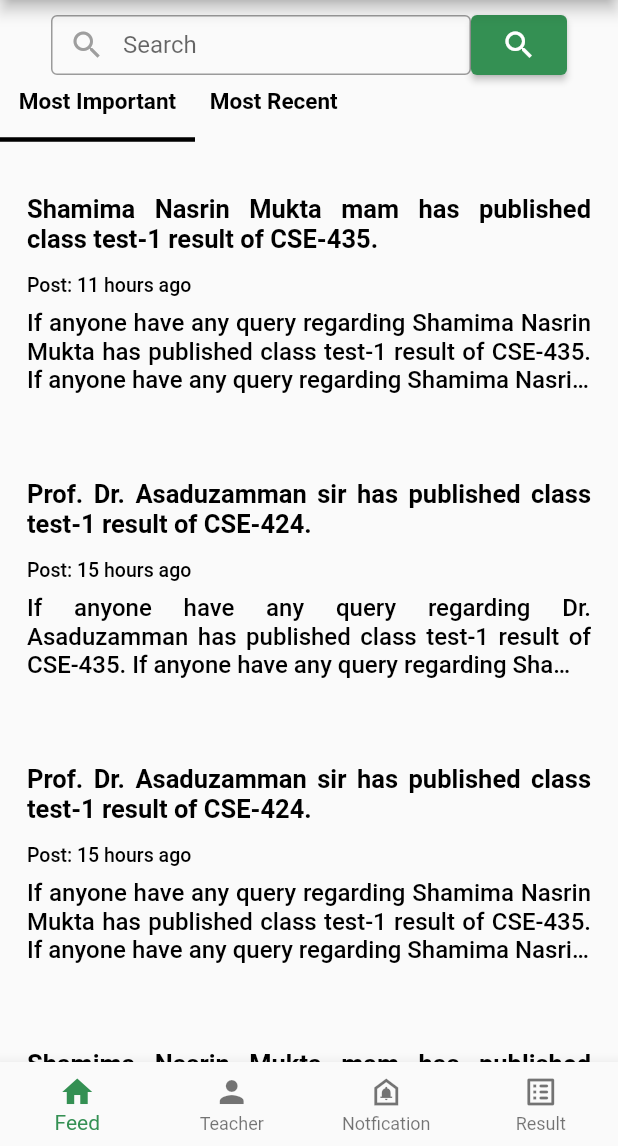
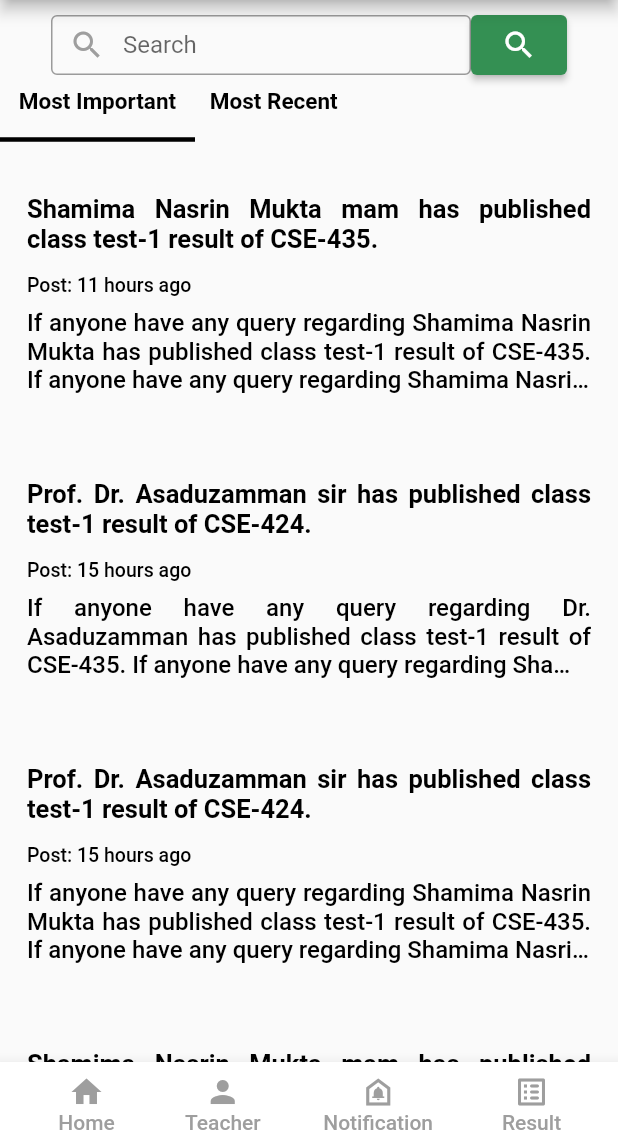
Before and after one commit to moinur-rahman/academi-portal, a Flutter app: the StudentDashboard screen opened by its route, on a phone screen of 412 x 824 dp, the part 90-1236 px from its top. Run offline on Flutter 3.47's test engine with Material 2 defaults, Android fonts, the light colour scheme and no system bars; our stand-ins replace carousel_slider.

Commit message:
Change botton app navigation bar to bottom app bar

```diff
--- a/lib/components/common/student_bottom_bar.dart
+++ b/lib/components/common/student_bottom_bar.dart
@@ -1,28 +1,109 @@
 import 'package:flutter/material.dart';
 
+import '../../view/teacher_list.dart';
+import '../../view/student_dashboard.dart';
+
 class StudentBottomBar extends StatefulWidget {
+  @override
+  State<StatefulWidget> createState() {
+    return _StudentBottomBarState();
+  }
+}
 
-@override
-State<StatefulWidget>createState(){
-  return _StudentBottomBarState();
-}
-}
 class _StudentBottomBarState extends State<StudentBottomBar> {
   int _selectedIndex = 0;
+
   @override
   Widget build(BuildContext context) {
-    return BottomNavigationBar(
-      type: BottomNavigationBarType.fixed,
-      selectedItemColor: Color(0xFF349053),
-      currentIndex: _selectedIndex,
-      items: [
-        BottomNavigationBarItem(icon: Icon(Icons.home), label: "Feed"),
-        BottomNavigationBarItem(icon: Icon(Icons.person), label: "Teacher"),
-        BottomNavigationBarItem(
-            icon: Icon(Icons.doorbell_outlined), label: "Notfication"),
-        BottomNavigationBarItem(
-            icon: Icon(Icons.list_alt_rounded), label: "Result"),
-      ],
+    return BottomAppBar(
+      child: Row(
+        mainAxisAlignment: MainAxisAlignment.spaceEvenly,
+        children: [
+          TextButton(
+            onPressed: () => {
+              Navigator.pushNamed(context, StudentDashboard.routeName),
+            },
+            style: TextButton.styleFrom(
+              foregroundColor: Colors.grey,
+            ),
+            child: Container(
+              height: 40,
+              child: Column(
+                mainAxisAlignment: MainAxisAlignment.center,
+                children: [
+                  Icon(Icons.home),
+                  Text("Home"),
+                ],
+              ),
+            ),
+          ),
+          TextButton(
+            onPressed: () => {
+              Navigator.pushNamed(context, TeacherList.routeName),
+            },
+            style: TextButton.styleFrom(foregroundColor: Colors.grey),
+            child: Container(
+              height: 40,
+              child: Column(
+                mainAxisAlignment: MainAxisAlignment.center,
+                children: [
+                  Icon(Icons.person),
+                  Text("Teacher"),
+                ],
+              ),
+            ),
+          ),
+          TextButton(
+            onPressed: () => {},
+            style: TextButton.styleFrom(foregroundColor: Colors.grey),
+            child: Container(
+              height: 40,
+              child: Column(
+                mainAxisAlignment: MainAxisAlignment.center,
+                children: [
+                  Icon(Icons.doorbell_outlined),
+                  Text("Notification"),
+                ],
+              ),
+            ),
+          ),
+          TextButton(
+            onPressed: () => {},
+            style: TextButton.styleFrom(foregroundColor: Colors.grey),
+            child: Container(
+              height: 40,
+              child: Column(
+                mainAxisAlignment: MainAxisAlignment.center,
+                children: [
+                  Icon(Icons.list_alt_rounded),
+                  Text("Result"),
+                ],
+              ),
+            ),
+          ),
+        ],
+      ),
     );
   }
 }
+
+// class _StudentBottomBarState extends State<StudentBottomBar> {
+//   int _selectedIndex = 0;
+
+//   @override
+//   Widget build(BuildContext context) {
+//     return BottomNavigationBar(
+//       type: BottomNavigationBarType.fixed,
+//       selectedItemColor: Color(0xFF349053),
+//       currentIndex: _selectedIndex,
+//       items: [
+//         BottomNavigationBarItem(icon: Icon(Icons.home), label: "Feed"),
+//         BottomNavigationBarItem(icon: Icon(Icons.person), label: "Teacher"),
+//         BottomNavigationBarItem(
+//             icon: Icon(Icons.doorbell_outlined), label: "Notfication"),
+//         BottomNavigationBarItem(
+//             icon: Icon(Icons.list_alt_rounded), label: "Result"),
+//       ],
+//     );
+//   }
+// }
--- a/lib/main.dart
+++ b/lib/main.dart
@@ -7,6 +7,7 @@ import './view/sign_up_student.dart';
 import './view/student_dashboard.dart';
 import './view/post_details.dart';
 import './view/create_account_section.dart';
+import './view/teacher_list.dart';
 
 void main() {
   runApp(App());
@@ -21,11 +22,12 @@ class App extends StatelessWidget {
       routes: {
         '/': (context) => LandingPage(),
         SignInPage.routeName: (context) => SignInPage(),
-        CreateAccount.routeName: ((context) => CreateAccount()),
+        CreateAccount.routeName: (context) => CreateAccount(),
         SignUpTeacher.routeName: (context) => SignUpTeacher(),
         SignUpStudent.routeName: (context) => SignUpStudent(),
         StudentDashboard.routeName: (context) => StudentDashboard(),
         PostDetails.routeName: (context) => PostDetails(),
+        TeacherList.routeName: (context) => TeacherList(),
       },
     );
   }
--- a/lib/view/create_account_section.dart
+++ b/lib/view/create_account_section.dart
@@ -6,7 +6,6 @@ import '../view/sign_up_student.dart';
 
 class CreateAccount extends StatelessWidget {
   static const routeName = 'create-account';
-  const CreateAccount({super.key});
 
   @override
   Widget build(BuildContext context) {
--- a/lib/view/teacher_list.dart
+++ b/lib/view/teacher_list.dart
@@ -2,14 +2,17 @@ import 'package:flutter/material.dart';
 
 import '../components/common/student_app_bar.dart';
 import '../components/common/student_drawer.dart';
+import '../components/common/student_bottom_bar.dart';
 
 class TeacherList extends StatelessWidget {
+  static const routeName = '/teacher-list';
   @override
   Widget build(BuildContext context) {
     return Scaffold(
       resizeToAvoidBottomInset: false,
       appBar: StudentAppBar(),
       drawer: StudentDrawer(),
+      bottomNavigationBar: StudentBottomBar(),
     );
   }
 }
```
